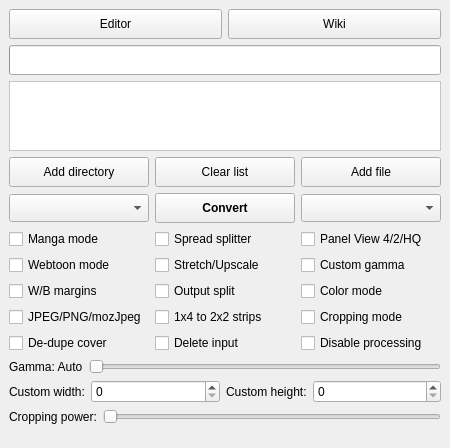
Before: the Qt Designer form gui/KCC.ui in ciromattia/kcc, drawn with Qt 5.
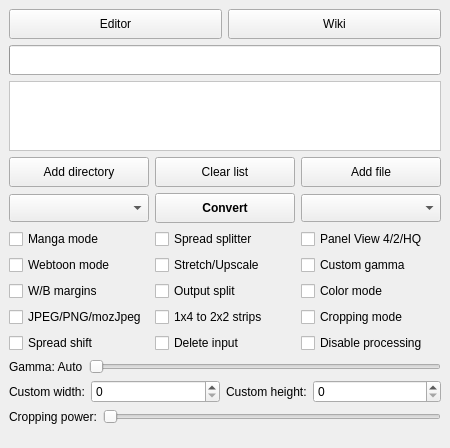
After: the same form once the commit is applied. Icons and pictures are not drawn.

The edit to the form file:
```diff
--- a/gui/KCC.ui
+++ b/gui/KCC.ui
@@ -201,7 +201,7 @@
           <string>&lt;html&gt;&lt;head/&gt;&lt;body&gt;&lt;p&gt;Don't duplicate the first page as the cover. Useful for 2 page spread alignment.&lt;/p&gt;&lt;/body&gt;&lt;/html&gt;</string>
          </property>
          <property name="text">
-          <string>De-dupe cover</string>
+          <string>Spread shift</string>
          </property>
         </widget>
        </item>
```
Left out of the diff: 4 changed lines with no effect on the pictures.
